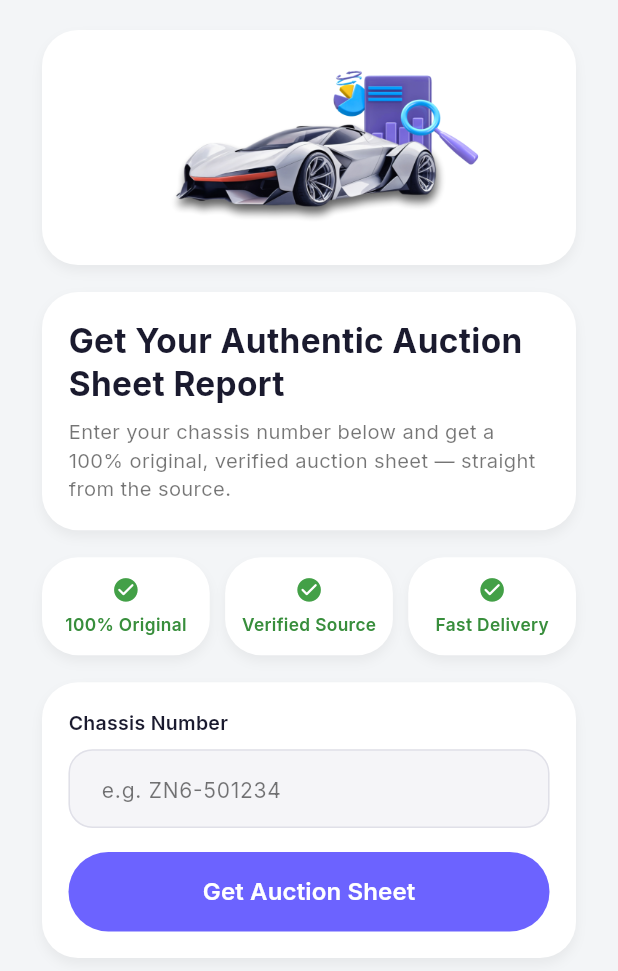
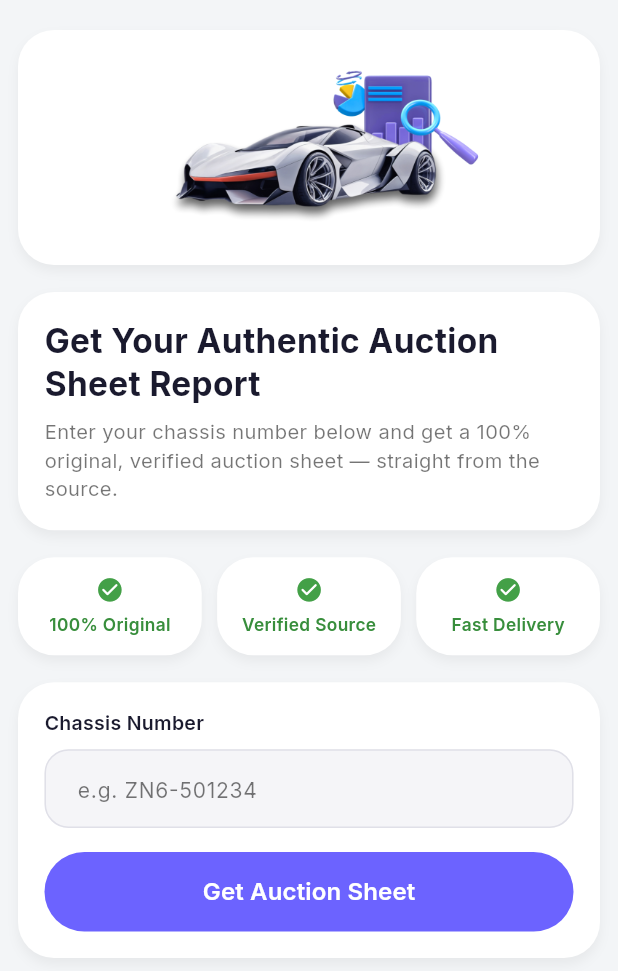
Before and after one commit to asifkhanzad-create/auction_sheet, a Flutter app: the NewRequestScreen screen opened directly, on a phone screen of 412 x 824 dp. Shown: the top 971 px of the screen. Run offline on Flutter 3.47's test engine with Material 3 defaults, Android fonts, the phone set to English and light mode, and no system bars; our stand-ins replace cloud_firestore, file_picker, firebase_auth, firebase_core, flutter_svg, google_fonts and 3 more; missing offline and left inert: pdfx; accounts and stored records are empty.

Commit message:
vertical spacing/padding from the sides of cards fixed

```diff
--- a/lib/screens/new_request_screen.dart
+++ b/lib/screens/new_request_screen.dart
@@ -200,8 +200,8 @@ class _NewRequestScreenState extends State<NewRequestScreen> {
                 ? const ClampingScrollPhysics()
                 : const NeverScrollableScrollPhysics(),
             padding: EdgeInsets.only(
-              left: 28,
-              right: 28,
+              left: 12,
+              right: 12,
               top: 20,
               bottom: bottomClearance,
             ),
--- a/lib/screens/profile_screen.dart
+++ b/lib/screens/profile_screen.dart
@@ -200,7 +200,7 @@ class _ProfileScreenState extends State<ProfileScreen> {
             physics: _needsScroll
                 ? const ClampingScrollPhysics()
                 : const NeverScrollableScrollPhysics(),
-            padding: EdgeInsets.fromLTRB(20, 16, 20, bottomClearance),
+            padding: EdgeInsets.fromLTRB(12, 16, 12, bottomClearance),
             child: Center(
               child: ConstrainedBox(
                 constraints: const BoxConstraints(maxWidth: 560),
```
